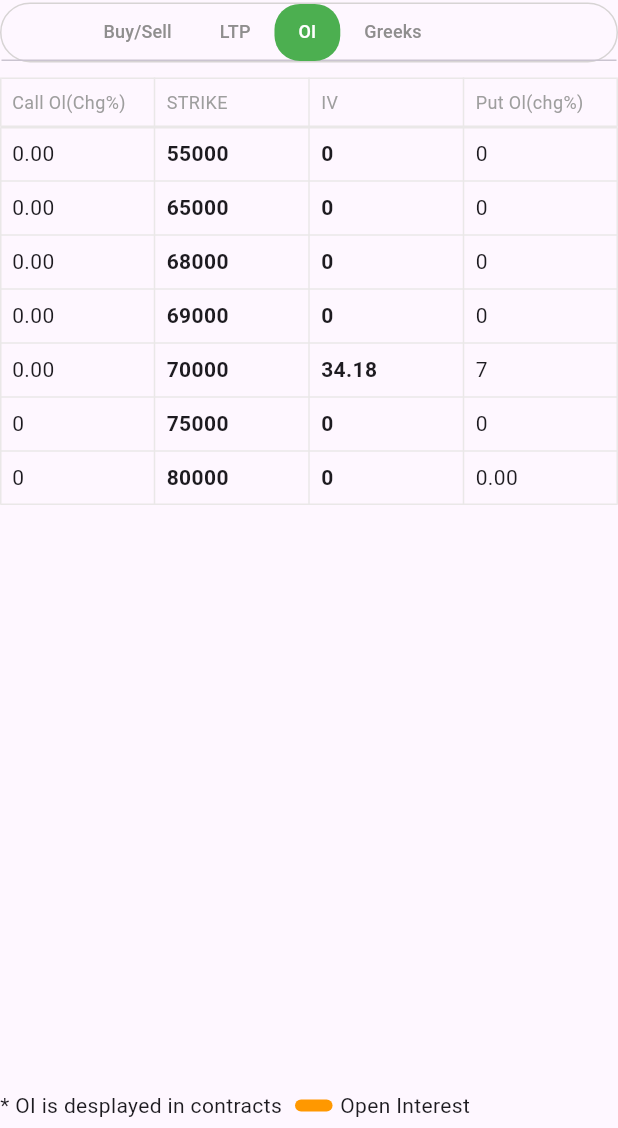
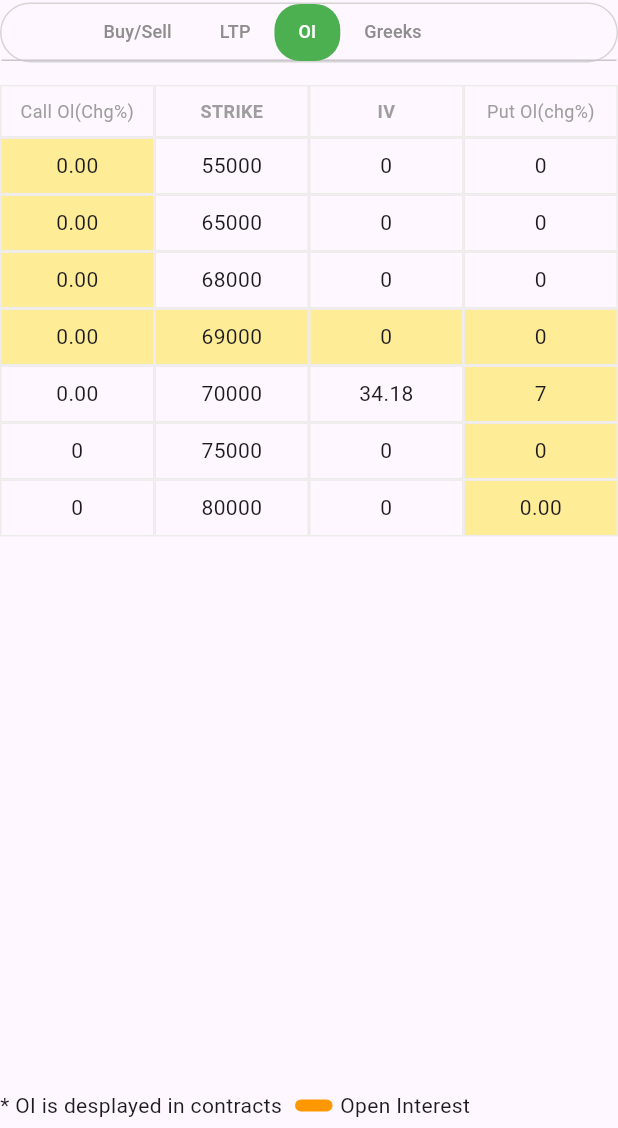
Before and after one commit to Smohana-Priya/nscript_flutter_task, a Flutter app: the FAndO screen opened directly, tab 3 chosen, on a phone screen of 412 x 824 dp, the part 108-1236 px from its top. Run offline on Flutter 3.47's test engine with Material 3 defaults, Android fonts, the phone set to English and light mode, and no system bars; Roboto replaces fonts that are missing (Inter).

Commit message:
color added

```diff
--- a/lib/widgets/o_and_l.dart
+++ b/lib/widgets/o_and_l.dart
@@ -1,5 +1,4 @@
 import 'package:flutter/material.dart';
-
 import '../data/json.dart';
 import '../modal/data_item.dart';
 import '../service/data_parser_service.dart';
@@ -11,66 +10,166 @@ class OAndL extends StatelessWidget {
 
   @override
   Widget build(BuildContext context) {
+    final DataItem dataItem = parseData(data);
+    final List<Data> d = dataItem.data!
+        .where((e) =>
+            DateFormatterService.formatTimestamp(e.expirydate!) == selectedDate)
+        .toList();
+    int halfLength = dataItem.data!
+            .where((e) =>
+                DateFormatterService.formatTimestamp(e.expirydate!) ==
+                selectedDate)
+            .toList()
+            .length ~/
+        2;
     return Column(
       children: [
         const SizedBox(
-          height: 10,
+          height: 15,
         ),
-        Table(
-          border: TableBorder.all(
-              width: 1.0, color: const Color.fromARGB(255, 234, 232, 232)),
-          columnWidths: const {
-            0: FlexColumnWidth(),
-            1: FlexColumnWidth(),
-            2: FlexColumnWidth(),
-            3: FlexColumnWidth(),
-          },
-          children: const [
-            TableRow(
+
+        Row(
           children: [
-                Padding(
-                  padding: EdgeInsets.all(8.0),
+            Expanded(
+              child: Container(
+                decoration: BoxDecoration(
+                    border: Border.all(
+                        color: const Color.fromARGB(255, 238, 235, 235))),
+                child: const Center(
+                  child: Padding(
+                    padding: EdgeInsets.symmetric(vertical: 8.0),
                     child: Text('Call Ol(Chg%)',
                         style: TextStyle(color: Colors.grey, fontSize: 12)),
                   ),
-                Padding(
-                  padding: EdgeInsets.all(8.0),
+                ),
+              ),
+            ),
+            Expanded(
+              child: Container(
+                decoration: BoxDecoration(
+                    border: Border.all(
+                        color: const Color.fromARGB(255, 238, 235, 235))),
+                child: const Center(
+                  child: Padding(
+                    padding: EdgeInsets.symmetric(vertical: 8.0),
                     child: Text(
                       'STRIKE',
-                    style: TextStyle(color: Colors.grey, fontSize: 12),
+                      style: TextStyle(
+                          color: Colors.grey,
+                          fontSize: 12,
+                          fontWeight: FontWeight.bold),
                     ),
                   ),
-                Padding(
-                  padding: EdgeInsets.all(8.0),
+                ),
+              ),
+            ),
+            Expanded(
+              child: Container(
+                decoration: BoxDecoration(
+                    border: Border.all(
+                        color: const Color.fromARGB(255, 238, 235, 235))),
+                child: const Center(
+                  child: Padding(
+                    padding: EdgeInsets.symmetric(vertical: 8.0),
                     child: Text('IV',
-                      style: TextStyle(color: Colors.grey, fontSize: 12)),
+                        style: TextStyle(
+                            color: Colors.grey,
+                            fontSize: 12,
+                            fontWeight: FontWeight.bold)),
                   ),
-                Padding(
-                  padding: EdgeInsets.all(8.0),
+                ),
+              ),
+            ),
+            Expanded(
+              child: Container(
+                decoration: BoxDecoration(
+                    border: Border.all(
+                        color: const Color.fromARGB(255, 238, 235, 235))),
+                child: const Center(
+                  child: Padding(
+                    padding: EdgeInsets.symmetric(vertical: 8.0),
                     child: Text('Put Ol(chg%)',
                         style: TextStyle(color: Colors.grey, fontSize: 12)),
                   ),
-              ],
+                ),
+              ),
             ),
           ],
         ),
 
         /// to make table content scrollable
         Expanded(
-          child: SingleChildScrollView(
-            child: Table(
-              border: TableBorder.all(
-                  width: 1.0, color: const Color.fromARGB(255, 234, 232, 232)),
-              columnWidths: const {
-                0: FlexColumnWidth(),
-                1: FlexColumnWidth(),
-                2: FlexColumnWidth(),
-                3: FlexColumnWidth(),
-              },
-              children: _buildTableRows(),
+            child: ListView.builder(
+                itemCount: d.length,
+                itemBuilder: (context, index) {
+                  return Row(
+                    children: [
+                      Expanded(
+                        child: Container(
+                          decoration: BoxDecoration(
+                              color: index <= halfLength
+                                  ? const Color(0xffFEED96)
+                                  : null,
+                              border: Border.all(
+                                  color: const Color.fromARGB(
+                                      255, 238, 235, 235))),
+                          child: Padding(
+                            padding: const EdgeInsets.symmetric(vertical: 8.0),
+                            child: Center(
+                                child: Text(d[index].callOiChange ?? '')),
                           ),
                         ),
                       ),
+                      Expanded(
+                        child: Container(
+                          decoration: BoxDecoration(
+                              color: index == halfLength
+                                  ? const Color(0xffFEED96)
+                                  : null,
+                              border: Border.all(
+                                  color: const Color.fromARGB(
+                                      255, 238, 235, 235))),
+                          child: Padding(
+                            padding: const EdgeInsets.symmetric(vertical: 8.0),
+                            child:
+                                Center(child: Text(d[index].strike.toString())),
+                          ),
+                        ),
+                      ),
+                      Expanded(
+                        child: Container(
+                          decoration: BoxDecoration(
+                              color: index == halfLength
+                                  ? const Color(0xffFEED96)
+                                  : null,
+                              border: Border.all(
+                                  color: const Color.fromARGB(
+                                      255, 238, 235, 235))),
+                          child: Padding(
+                            padding: const EdgeInsets.symmetric(vertical: 8.0),
+                            child: Center(child: Text(d[index].iv ?? '')),
+                          ),
+                        ),
+                      ),
+                      Expanded(
+                        child: Container(
+                          decoration: BoxDecoration(
+                              color: index >= halfLength
+                                  ? const Color(0xffFEED96)
+                                  : null,
+                              border: Border.all(
+                                  color: const Color.fromARGB(
+                                      255, 238, 235, 235))),
+                          child: Padding(
+                            padding: const EdgeInsets.symmetric(vertical: 8.0),
+                            child:
+                                Center(child: Text(d[index].putOiChange ?? '')),
+                          ),
+                        ),
+                      ),
+                    ],
+                  );
+                })),
         Padding(
           padding: const EdgeInsets.symmetric(vertical: 5),
           child: Row(
@@ -101,45 +200,4 @@ class OAndL extends StatelessWidget {
       ],
     );
   }
-
-  List<TableRow> _buildTableRows() {
-    List<TableRow> rows = [];
-
-    final DataItem dataItem = parseData(data);
-
-    for (var item in dataItem.data!
-        .where((e) =>
-            DateFormatterService.formatTimestamp(e.expirydate!) == selectedDate)
-        .toList()) {
-      rows.add(
-        TableRow(
-          children: [
-            Padding(
-              padding: const EdgeInsets.all(8.0),
-              child: Text(item.callOiChange ?? ''),
-            ),
-            Padding(
-              padding: const EdgeInsets.all(8.0),
-              child: Text(
-                item.strike.toString(),
-                style: const TextStyle(fontWeight: FontWeight.bold),
-              ),
-            ),
-            Padding(
-              padding: const EdgeInsets.all(8.0),
-              child: Text(
-                item.iv ?? '',
-                style: const TextStyle(fontWeight: FontWeight.bold),
-              ),
-            ),
-            Padding(
-              padding: const EdgeInsets.all(8.0),
-              child: Text(item.putOiChange ?? ''),
-            ),
-          ],
-        ),
-      );
 }
-    return rows;
-  }
-}
```
Lines whose indentation alone changed are shown as unchanged.
